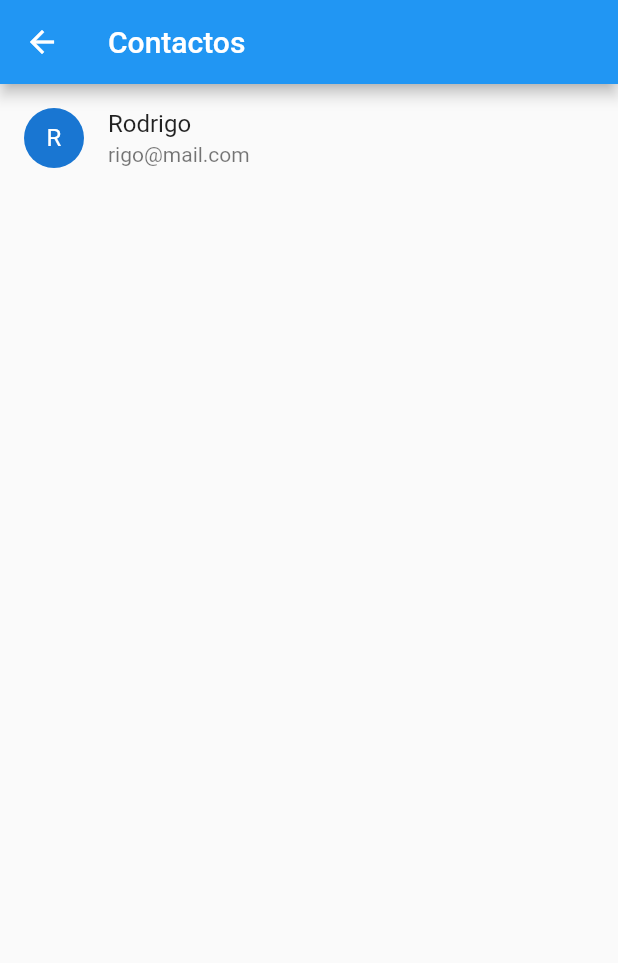
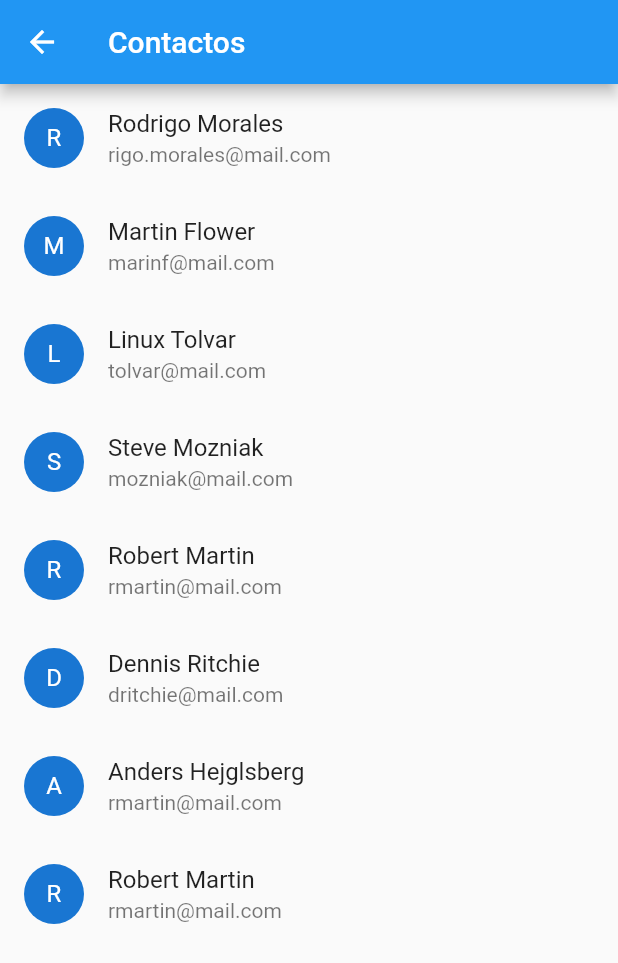
Before and after one commit to AntonioVeintiuno/fluttrapp, a Flutter app: the Contacts screen opened by its route, on a phone screen of 412 x 824 dp. Shown: the top 963 px of the screen. Run offline on Flutter 3.47's test engine with Material 2 defaults, Android fonts, the phone set to English and light mode, and no system bars.

Commit message:
Adding list contacts and adding contac model.
Signed-off-by: Antonio Garcia <moy_357@hotmail.com>

```diff
--- /dev/null
+++ b/lib/src/models/contact_model.dart
@@ -0,0 +1,6 @@
+class Contact {
+  String name;
+  String email;
+
+  Contact({this.name, this.email});
+}
--- a/lib/src/screens/lists_examples/contact_item.dart
+++ b/lib/src/screens/lists_examples/contact_item.dart
@@ -1,12 +1,16 @@
+import 'package:first_app/src/models/contact_model.dart';
 import 'package:flutter/material.dart';
 
 class ContactItem extends StatelessWidget {
+  final Contact contact;
+  ContactItem({this.contact});
+
   @override
   Widget build(BuildContext context) {
     return ListTile(
-      leading: CircleAvatar(child: Text('R'),),
-      title: Text('Rodrigo'),
-      subtitle: Text('rigo@mail.com'),
+      leading: CircleAvatar(child: Text(contact.name[0]),),
+      title: Text(contact.name),
+      subtitle: Text(contact.email),
     );
   }
 }
--- a/lib/src/screens/lists_examples/contacts.dart
+++ b/lib/src/screens/lists_examples/contacts.dart
@@ -1,15 +1,32 @@
+import 'package:first_app/src/models/contact_model.dart';
 import 'package:first_app/src/screens/lists_examples/contact_item.dart';
 import 'package:flutter/material.dart';
 
 class Contacts extends StatelessWidget {
   static const String routeName = '/contacts';
+
+  buildList(){
+    return <Contact>[
+      Contact(name: "Rodrigo Morales", email: 'rigo.morales@mail.com'),
+      Contact(name: "Martin Flower", email: 'marinf@mail.com'),
+      Contact(name: "Linux Tolvar", email: 'tolvar@mail.com'),
+      Contact(name: "Steve Mozniak", email: 'mozniak@mail.com'),
+      Contact(name: "Robert Martin", email: 'rmartin@mail.com'),
+      Contact(name: "Dennis Ritchie", email: 'dritchie@mail.com'),
+      Contact(name: "Anders Hejglsberg", email: 'rmartin@mail.com'),
+      Contact(name: "Robert Martin", email: 'rmartin@mail.com')
+    ];
+  }
+
+  List<ContactItem> buildContactList(){
+    return buildList().map<ContactItem>((contact) => ContactItem(contact: contact)).toList();
+  }
+
   @override
   Widget build(BuildContext context) {
     return Scaffold(
       appBar: AppBar(title: Text('Contactos')),
-      body: ListView(children: <Widget>[
-        ContactItem()
-      ],),
+      body: ListView(children: buildContactList()),
     );
   }
 }
```
